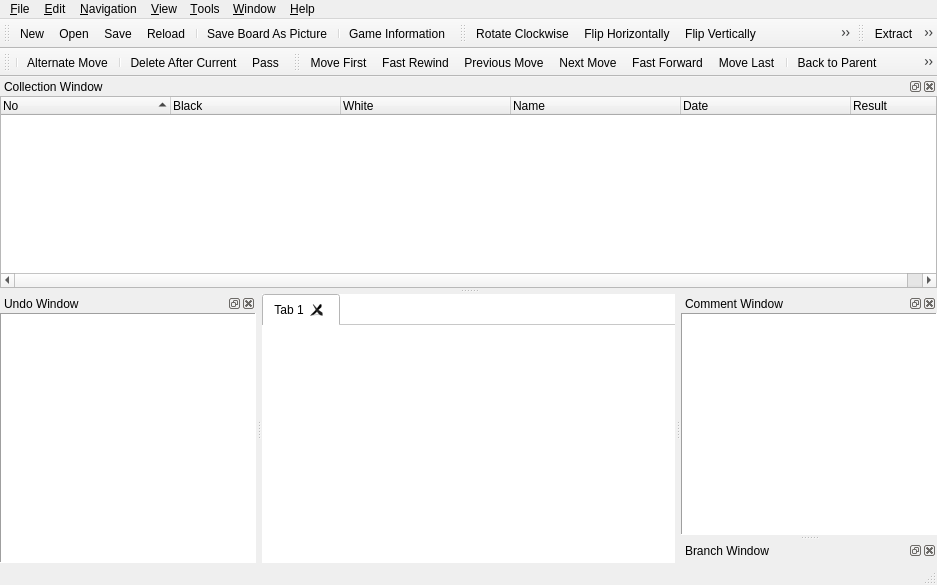
Above: mainwindow.ui from nullx002/mugo before the change. Below: the same form after it.
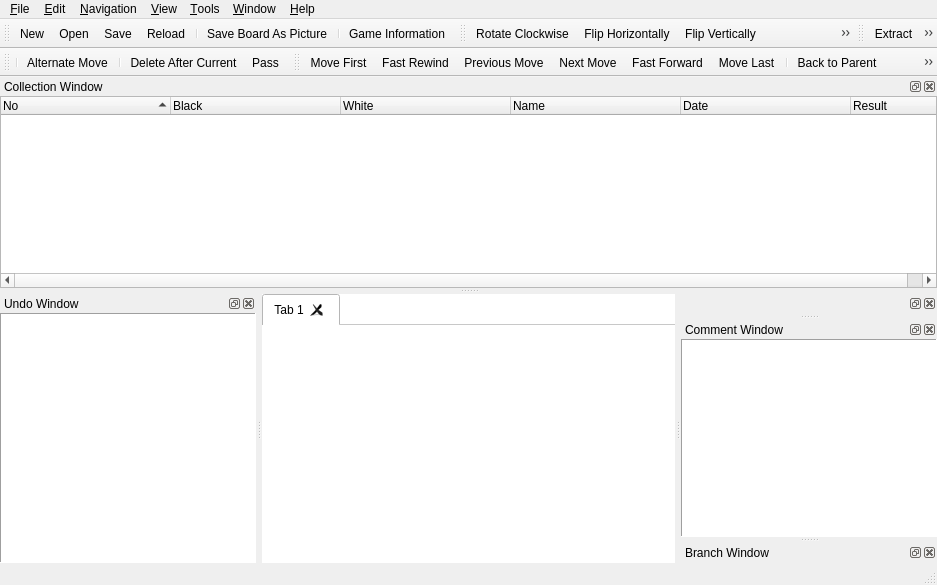
That is the form after the change. Icons and pictures are not drawn.

Diff of the .ui file:
```diff
--- a/mainwindow.ui
+++ b/mainwindow.ui
@@ -462,6 +462,12 @@
    <addaction name="actionJumpToClicked"/>
   </widget>
   <widget class="QStatusBar" name="statusBar"/>
+  <widget class="QDockWidget" name="dockWidget">
+   <attribute name="dockWidgetArea">
+    <number>2</number>
+   </attribute>
+   <widget class="QWidget" name="dockWidgetContents_2"/>
+  </widget>
   <widget class="QDockWidget" name="commentDockWidget">
    <property name="windowTitle">
     <string>Comment Window</string>
```
Left out of the diff: 98 changed lines with no effect on the pictures.
